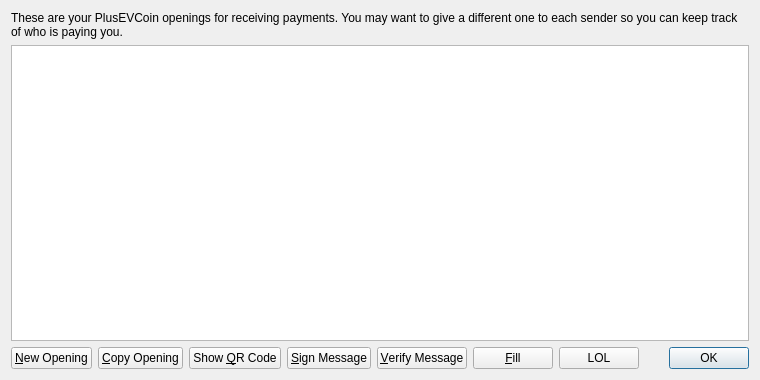
Before: the Qt Designer form src/qt/forms/addressbookpage.ui in plusevcoin/plusevcoin, drawn with Qt 5.
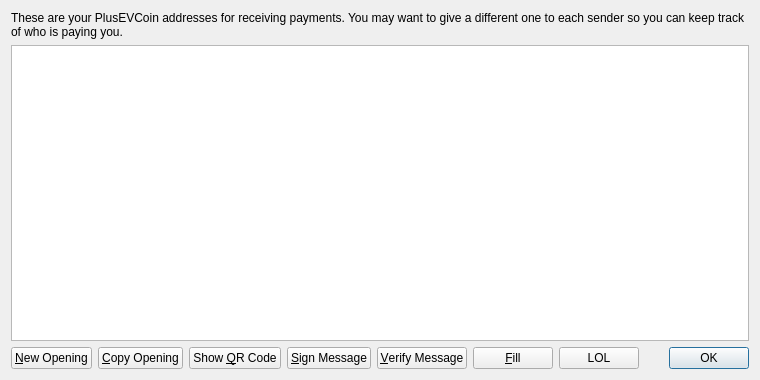
After: the same form once the commit is applied. Icons and pictures are not drawn.

What changed in the file:
```diff
--- a/src/qt/forms/addressbookpage.ui
+++ b/src/qt/forms/addressbookpage.ui
@@ -17,7 +17,7 @@
    <item>
     <widget class="QLabel" name="labelExplanation">
      <property name="text">
-      <string>These are your PlusEVCoin openings for receiving payments. You may want to give a different one to each sender so you can keep track of who is paying you.</string>
+      <string>These are your PlusEVCoin addresses for receiving payments. You may want to give a different one to each sender so you can keep track of who is paying you.</string>
      </property>
      <property name="textFormat">
       <enum>Qt::PlainText</enum>
```
